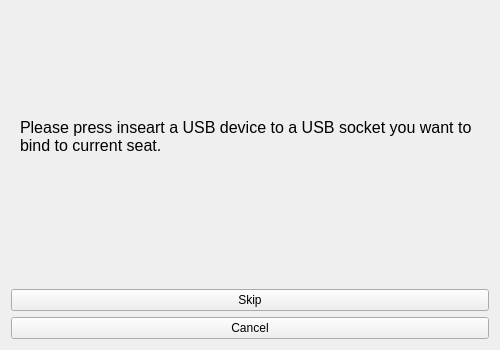
The window that mst/ui/calibration_dialog/calibrationdialog.ui (marcelo-tavares-ifsp/mst) describes before a commit, drawn with Qt 5.
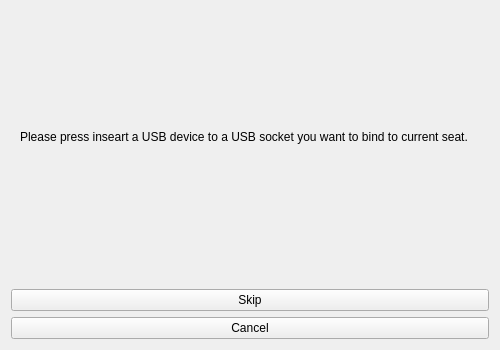
The same window after the commit.

Patch:
```diff
--- a/mst/ui/calibration_dialog/calibrationdialog.ui
+++ b/mst/ui/calibration_dialog/calibrationdialog.ui
@@ -76,7 +76,7 @@
        <item>
         <widget class="QLabel" name="label_3">
          <property name="text">
-          <string>&lt;html&gt;&lt;head/&gt;&lt;body&gt;&lt;p&gt;&lt;span style=&quot; font-size:12pt;&quot;&gt;Please press inseart a USB device to a USB socket you want to bind to current seat.&lt;/span&gt;&lt;/p&gt;&lt;/body&gt;&lt;/html&gt;</string>
+          <string>Please press inseart a USB device to a USB socket you want to bind to current seat.</string>
          </property>
          <property name="wordWrap">
           <bool>true</bool>
```
Left out of the diff: 4 changed lines with no effect on the pictures.
